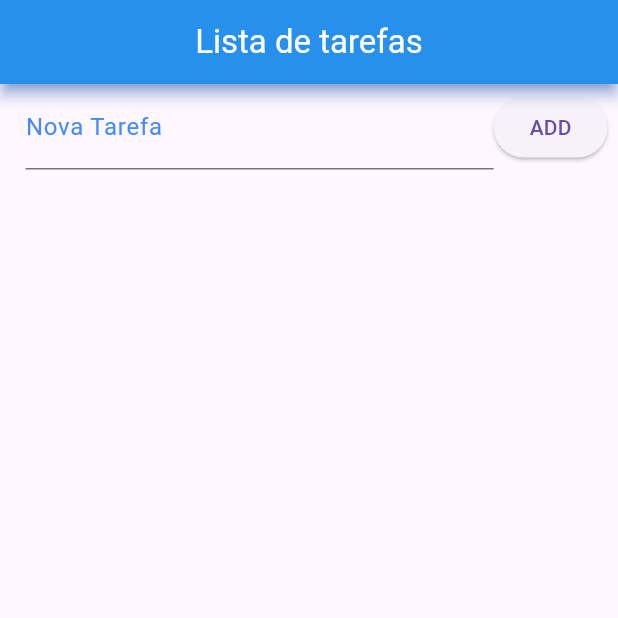
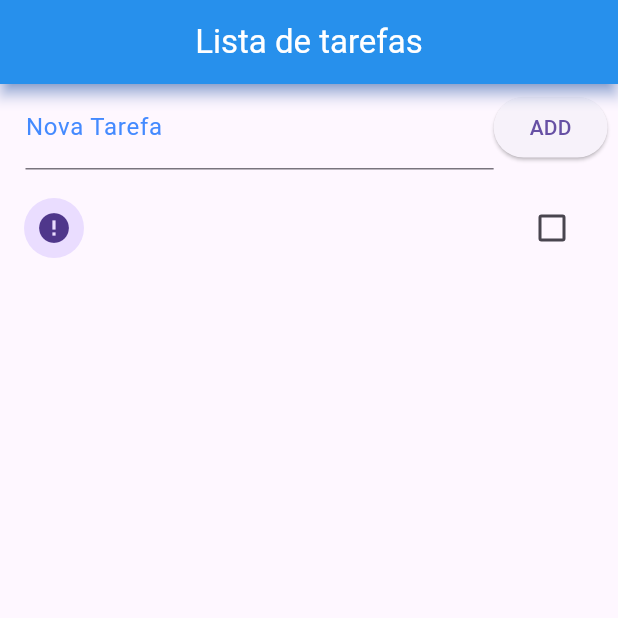
Before and after one commit to kauancordeiro/task-list, a Flutter app: the screen it shows after launch, after a tap on "ADD", on a phone screen of 412 x 824 dp, the top half of it. Run offline on Flutter 3.47's test engine with Material 3 defaults, Android fonts, the phone set to English and light mode, and no system bars.

Commit message:
Add tasks

```diff
--- a/lib/main.dart
+++ b/lib/main.dart
@@ -20,6 +20,21 @@ class Home extends StatefulWidget {
 class _HomeState extends State<Home> {
   List _toDoList = [];
 
+  final _toDoController = TextEditingController();
+
+
+  void _addToDo(){
+   setState(() {
+     Map<String,dynamic> newToDo = Map();
+     newToDo["title"] = _toDoController.text;
+     _toDoController.text = "";
+     newToDo["ok"] = false;
+     _toDoList.add(newToDo);
+   });
+  }
+
+
+
   @override
   Widget build(BuildContext context) {
     return Scaffold(
@@ -39,12 +54,13 @@ class _HomeState extends State<Home> {
               children: [
                 Expanded(
                     child: TextField(
-                  decoration: InputDecoration(
+                      controller: _toDoController,
+                      decoration: InputDecoration(
                       labelText: "Nova Tarefa",
                       labelStyle: TextStyle(color: Colors.blueAccent)),
                 )),
                 ElevatedButton(
-                  onPressed: () {},
+                  onPressed: () {_addToDo();},
                   child: Text("ADD"),
                 )
               ],
@@ -56,16 +72,15 @@ class _HomeState extends State<Home> {
                 itemCount: _toDoList.length,
                 itemBuilder: (context, index) {
                   return CheckboxListTile(
-                    title: Text(_toDoList[index]["Title"]),
+                    title: Text(_toDoList[index]["title"]),
                     value: _toDoList[index]["ok"],
                     secondary: CircleAvatar(
                       child: Icon(
                           _toDoList[index]["ok"] ? Icons.check : Icons.error),
                     ),
-                    onChanged: (bool? value) {
+                    onChanged: (bool? isChecked) {
                       setState(() {
-                        _toDoList[index]["ok"] =
-                            value; // Atualiza o valor na lista quando o usuário interage
+                        _toDoList[index]["ok"] = isChecked; // Atualiza o valor na lista quando o usuário interage
                       });
                     },
                   );
```
